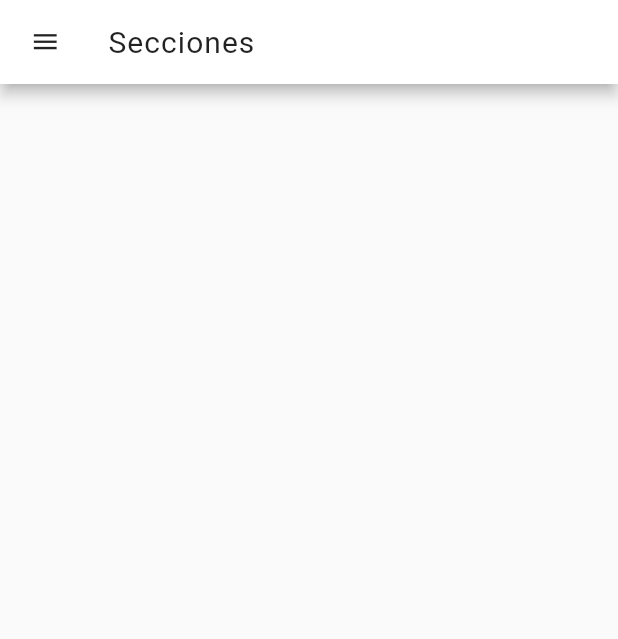
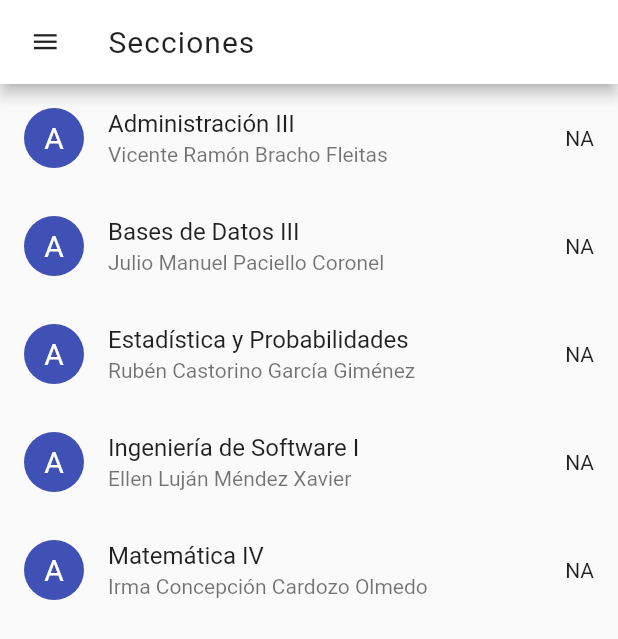
Before and after one commit to ginojunchaya/PoliPlanner, a Flutter app: the SectionsPage screen opened by its route, on a phone screen of 412 x 824 dp. Shown: the top 639 px of the screen. Run offline on Flutter 3.47's test engine with Material 2 defaults, Android fonts, the phone set to English and light mode, and no system bars; our stand-ins replace file_picker, table_calendar.

Commit message:
Inicio desarrollo del core

```diff
--- a/lib/pages/about_page.dart
+++ b/lib/pages/about_page.dart
@@ -17,7 +17,6 @@ class AboutPageState extends State<AboutPage> {
   Widget build(BuildContext context) {
     return Scaffold(
         appBar: AppBar(
-          backgroundColor: Colors.white,
           leading: CupertinoButton(
             child: Icon(
               Icons.menu,
@@ -25,6 +24,7 @@ class AboutPageState extends State<AboutPage> {
             ),
             onPressed:(){ ScaffoldState().openDrawer(); }
           ),
+          backgroundColor: Colors.white,
           title: CustomTitle(text: "Acerca de")
         ),
         drawer: SideMenu()
--- a/lib/pages/calculator_page.dart
+++ b/lib/pages/calculator_page.dart
@@ -17,7 +17,6 @@ class CalculatorPageState extends State<CalculatorPage> {
   Widget build(BuildContext context) {
     return Scaffold(
         appBar: AppBar(
-          backgroundColor: Colors.white,
           leading: CupertinoButton(
             child: Icon(
               Icons.menu,
@@ -25,6 +24,7 @@ class CalculatorPageState extends State<CalculatorPage> {
             ),
             onPressed:(){ ScaffoldState().openDrawer(); }
           ),
+          backgroundColor: Colors.white,
           title: CustomTitle(text: "Calculadora")
         ),
         drawer: SideMenu()
--- a/lib/pages/sections_page.dart
+++ b/lib/pages/sections_page.dart
@@ -1,6 +1,7 @@
 import 'package:flutter/cupertino.dart';
 import 'package:flutter/material.dart';
 import 'package:flutter/widgets.dart';
+import 'package:poliplanner/widgets/classroom_circle.dart';
 import 'package:poliplanner/widgets/side_menu.dart';
 import 'package:poliplanner/widgets/title.dart';
 
@@ -27,7 +28,48 @@ class SectionsPageState extends State<SectionsPage> {
           ),
           title: CustomTitle(text: "Secciones")
         ),
-        drawer: SideMenu()
+        drawer: SideMenu(),
+        body: SafeArea(
+          child: ListView(
+            children: <Widget>[
+              ListTile(
+                title: Text("Administración III"),
+                subtitle: Text("Vicente Ramón Bracho Fleitas"),
+                onTap: (){},
+                leading: ClassRoomCircle(title: "A"),
+                trailing: Text("NA"),
+              ),
+              ListTile(
+                title: Text("Bases de Datos III"),
+                subtitle: Text("Julio Manuel Paciello Coronel"),
+                onTap: (){},
+                leading: ClassRoomCircle(title: "A"),
+                trailing: Text("NA"),
+              ),
+              ListTile(
+                title: Text("Estadística y Probabilidades"),
+                subtitle: Text("Rubén Castorino García Giménez"),
+                onTap: (){},
+                leading: ClassRoomCircle(title: "A"),
+                trailing: Text("NA"),
+              ),
+              ListTile(
+                title: Text("Ingeniería de Software I"),
+                subtitle: Text("Ellen Luján Méndez Xavier"),
+                onTap: (){},
+                leading: ClassRoomCircle(title: "A"),
+                trailing: Text("NA"),
+              ),
+              ListTile(
+                leading: ClassRoomCircle(title: "A"),
+                trailing: Text("NA"),
+                title: Text("Matemática IV"),
+                subtitle: Text("Irma Concepción Cardozo Olmedo"),
+                onTap: (){},
+              )
+            ],
+          ),
+        ),
     );
   }
 
--- /dev/null
+++ b/lib/widgets/classroom_circle.dart
@@ -0,0 +1,30 @@
+
+
+import 'package:flutter/material.dart';
+
+class ClassRoomCircle extends StatelessWidget {
+
+  final String title;
+
+  const ClassRoomCircle({this.title});
+
+  @override
+  Widget build(BuildContext context) {
+    return Container(
+      width: 40,
+      height: 40,
+      decoration: BoxDecoration(
+        shape: BoxShape.circle,
+        color: Color.fromRGBO(63, 81, 180, 1)
+      ),
+      child: Center(
+        child: Text(
+          title ?? "",
+          style: TextStyle(color:  Colors.white, fontSize: 20),
+          textAlign: TextAlign.center
+        )
+      )
+    );
+  }
+
+}
```
Also changed, not shown: XLS-Poliplanner/poliplanner.dart (added, +213 -0 lines), XLS-Poliplanner/pubspec.yaml (added, +8 -0 lines), lib/pages/calendar_page.dart (+24 -4 lines), lib/pages/home_page.dart (+81 -4 lines), lib/xls/xls-manager.dart (added, +11 -0 lines), pubspec.yaml (+3 -35 lines), XLS-Poliplanner/pubspec.lock (added), pubspec.lock, 7 other files.
